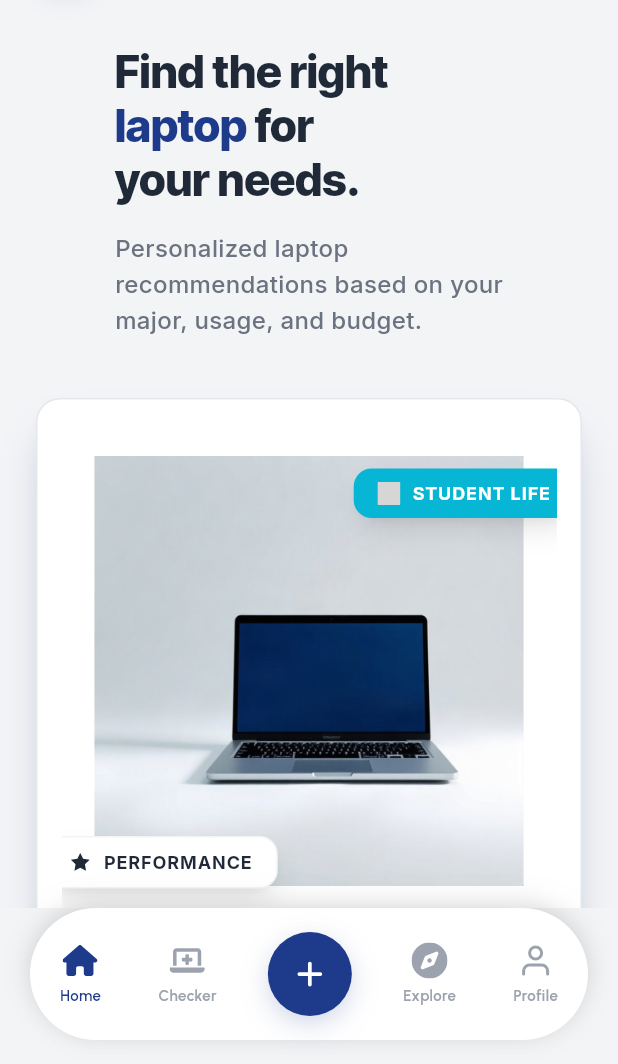
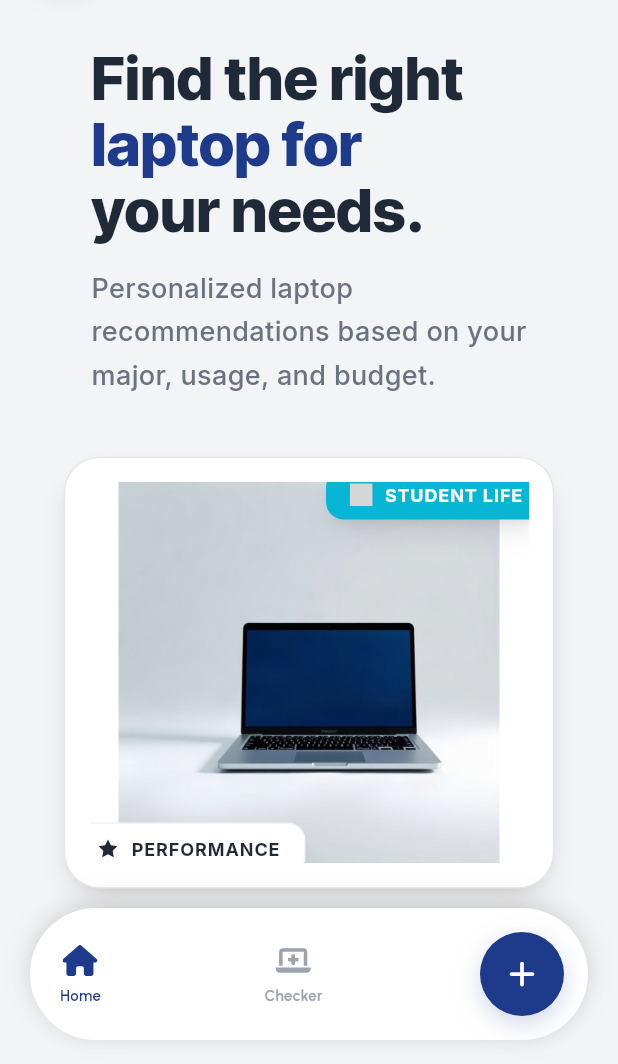
Before and after one commit to raghdaaaaa/Laptix, a Flutter app: the screen it shows after launch, on a phone screen of 412 x 824 dp, the part 172-1236 px from its top. Run offline on Flutter 3.47's test engine with Material 3 defaults, Android fonts, the phone set to English and light mode, and no system bars; our stand-ins replace flutter_svg, google_fonts; grey boxes are pictures that could not be loaded.

Commit message:
fix home screen

```diff
--- a/lib/Core/Constants/app_assets.dart
+++ b/lib/Core/Constants/app_assets.dart
@@ -32,9 +32,7 @@
   static const String navHome = '$_iconsPath/nav/home.svg'; // Bottom Nav: Home tab (inactive)
   static const String navChecker = '$_iconsPath/nav/checker.svg'; // Bottom Nav: Checker tab (inactive)
   static const String navAdd = '$_iconsPath/nav/add.svg'; // Bottom Nav: Center + button
-  static const String navExplore = '$_iconsPath/nav/explore.svg'; // Bottom Nav: Explore tab (inactive)
-  static const String navProfile = '$_iconsPath/nav/profile.svg'; // Bottom Nav: Profile tab (inactive)
-  // NOTE: Active state icons (home_active, checker_active, explore_active, profile_active) are MISSING from disk
+  // NOTE: Active state icons (home_active, checker_active) are MISSING from disk
 
   // ==========================================
   // HOME SCREEN ICONS
--- a/lib/Core/Constants/app_icons.dart
+++ b/lib/Core/Constants/app_icons.dart
@@ -104,13 +104,7 @@
   static Widget navAdd({Color? color, double size = 24}) =>
       _buildSvg(AppAssets.navAdd, color: color, size: size);
 
-  static Widget navExplore({Color? color, double size = 24}) =>
-      _buildSvg(AppAssets.navExplore, color: color, size: size);
-
-  static Widget navProfile({Color? color, double size = 24}) =>
-      _buildSvg(AppAssets.navProfile, color: color, size: size);
-
-  // NOTE: Active state icons (navHomeActive, navCheckerActive, navExploreActive, navProfileActive) are MISSING from disk
+  // NOTE: Active state icons (navHomeActive, navCheckerActive) are MISSING from disk
 
   // ==========================================
   // HOME SCREEN ICONS
--- a/lib/Core/Constants/app_strings.dart
+++ b/lib/Core/Constants/app_strings.dart
@@ -37,7 +37,7 @@
   static const String usageStudy = 'Study';
   static const String usageProgramming = 'Programming';
   static const String usageWebDev = 'Web Development';
-  static const String usageAIML = 'AI / ML';
+  static const String usageAIML = 'AI / Machine Learning';
 
   // Step 3: Budget
   static const String step3Title = 'What\'s your\nbudget?';
@@ -69,8 +69,6 @@
   // Navigation / Common Actions
   static const String navHome = 'Home';
   static const String navChecker = 'Checker';
-  static const String navExplore = 'Explore';
-  static const String navProfile = 'Profile';
   static const String btnCheckLaptop = 'Check a Laptop';
   static const String btnStartOver = 'Start Over';
   static const String btnFindLaptops = 'Find Laptops';
--- a/lib/screens/home_screen.dart
+++ b/lib/screens/home_screen.dart
@@ -1,7 +1,7 @@
 import 'package:flutter/material.dart';
+import 'package:google_fonts/google_fonts.dart';
 
 import 'package:laptix/widgets/custom_app_bar.dart';
-import 'package:laptix/widgets/progress_header.dart';
 import 'package:laptix/widgets/laptop_placeholder.dart';
 import 'package:laptix/widgets/icon_pill_badge.dart';
 import 'package:laptix/widgets/primary_button.dart';
@@ -25,17 +25,13 @@
         padding: const EdgeInsets.only(top: 24, left: 24, right: 24, bottom: 120),
         child: Column(
           children: [
-            const StepHeader(
-              title: AppStrings.welcomeTitle,
-              highlight: 'laptop',
-              subtitle: AppStrings.welcomeSubtitle,
-            ),
+            _WelcomeHeader(),
             const SizedBox(height: 40),
             LaptopImagePlaceholder(
               imagePath: AppAssets.laptopHero,
               badges: [
                 Positioned(
-                  bottom: 20,
+                  bottom: -8,
                   left: -12,
                   child: IconPillBadge(
                     iconPath: AppAssets.commonStar,
@@ -46,7 +42,7 @@
                   ),
                 ),
                 Positioned(
-                  top: 30,
+                  top: -8,
                   right: -12,
                   child: IconPillBadge(
                     iconPath: AppAssets.commonVerified,
@@ -85,3 +81,54 @@
     );
   }
 }
+
+class _WelcomeHeader extends StatelessWidget {
+  @override
+  Widget build(BuildContext context) {
+    final highlightStyle = GoogleFonts.interTight(
+      fontSize: 40,
+      height: 44 / 40,
+      letterSpacing: -0.025,
+      fontWeight: FontWeight.w800,
+      color: AppColors.primaryColor,
+    );
+
+    final titleStyle = GoogleFonts.interTight(
+      fontSize: 40,
+      height: 44 / 40,
+      letterSpacing: -0.025,
+      fontWeight: FontWeight.w800,
+      color: AppColors.primaryTextColor,
+    );
+
+    const title = AppStrings.welcomeTitle;
+    const highlight = 'laptop for';
+
+    final words = title.split(highlight);
+    final spans = <TextSpan>[];
+
+    for (int i = 0; i < words.length; i++) {
+      spans.add(TextSpan(text: words[i], style: titleStyle));
+      if (i < words.length - 1) {
+        spans.add(TextSpan(text: highlight, style: highlightStyle));
+      }
+    }
+
+    return Column(
+      crossAxisAlignment: CrossAxisAlignment.start,
+      children: [
+        Text.rich(TextSpan(children: spans)),
+        const SizedBox(height: 16),
+        Text(
+          AppStrings.welcomeSubtitle,
+          style: GoogleFonts.inter(
+            fontSize: 18,
+            height: 29.25 / 18,
+            fontWeight: FontWeight.w500,
+            color: AppColors.secondaryTextColor,
+          ),
+        ),
+      ],
+    );
+  }
+}
--- a/lib/widgets/bottom_nav_bar.dart
+++ b/lib/widgets/bottom_nav_bar.dart
@@ -47,33 +47,19 @@
           children: [
             _NavIcon(
               assetPath: AppAssets.navHome,
-              activeAssetPath: AppAssets.navHome, // MISSING: nav/home_active.svg - fallback to inactive
+              activeAssetPath: AppAssets.navHome,
               label: AppStrings.navHome,
               isActive: currentIndex == 0,
               onTap: () => onTap(0),
             ),
             _NavIcon(
               assetPath: AppAssets.navChecker,
-              activeAssetPath: AppAssets.navChecker, // MISSING: nav/checker_active.svg - fallback to inactive
+              activeAssetPath: AppAssets.navChecker,
               label: AppStrings.navChecker,
               isActive: currentIndex == 1,
               onTap: () => onTap(1),
             ),
             _CenterButton(onTap: onCenterTap),
-            _NavIcon(
-              assetPath: AppAssets.navExplore,
-              activeAssetPath: AppAssets.navExplore, // MISSING: nav/explore_active.svg - fallback to inactive
-              label: AppStrings.navExplore,
-              isActive: currentIndex == 2,
-              onTap: () => onTap(2),
-            ),
-            _NavIcon(
-              assetPath: AppAssets.navProfile,
-              activeAssetPath: AppAssets.navProfile, // MISSING: nav/profile_active.svg - fallback to inactive
-              label: AppStrings.navProfile,
-              isActive: currentIndex == 3,
-              onTap: () => onTap(3),
-            ),
           ],
         ),
       ),
--- a/lib/widgets/laptop_placeholder.dart
+++ b/lib/widgets/laptop_placeholder.dart
@@ -14,22 +14,24 @@
   @override
   Widget build(BuildContext context) {
     return Container(
+      width: 327,
+      height: 288,
       decoration: BoxDecoration(
         color: AppColors.cardColor,
-        borderRadius: BorderRadius.circular(16),
+        borderRadius: BorderRadius.circular(24),
         border: Border.all(color: AppColors.borderColor, width: 1),
         boxShadow: [
           BoxShadow(
-            color: AppColors.shadowColorPrimary,
-            offset: const Offset(0, 8),
-            blurRadius: 10,
-            spreadRadius: -6,
+            color: AppColors.shadowColorBlack,
+            offset: const Offset(0, 4),
+            blurRadius: 6,
+            spreadRadius: -4,
           ),
           BoxShadow(
-            color: AppColors.shadowColorPrimaryMedium,
-            offset: const Offset(0, 20),
-            blurRadius: 25,
-            spreadRadius: -5,
+            color: AppColors.shadowColorBlackMedium,
+            offset: const Offset(0, 10),
+            blurRadius: 15,
+            spreadRadius: -3,
           ),
         ],
       ),
@@ -38,8 +40,9 @@
         children: [
           ClipRRect(
             borderRadius: BorderRadius.circular(8),
-            child: AspectRatio(
-              aspectRatio: 1,
+            child: SizedBox(
+              width: 295,
+              height: 254,
               child: imagePath == null
                   ? const Placeholder(color: Colors.grey)
                   : Image.asset(imagePath!, fit: BoxFit.contain),
```
